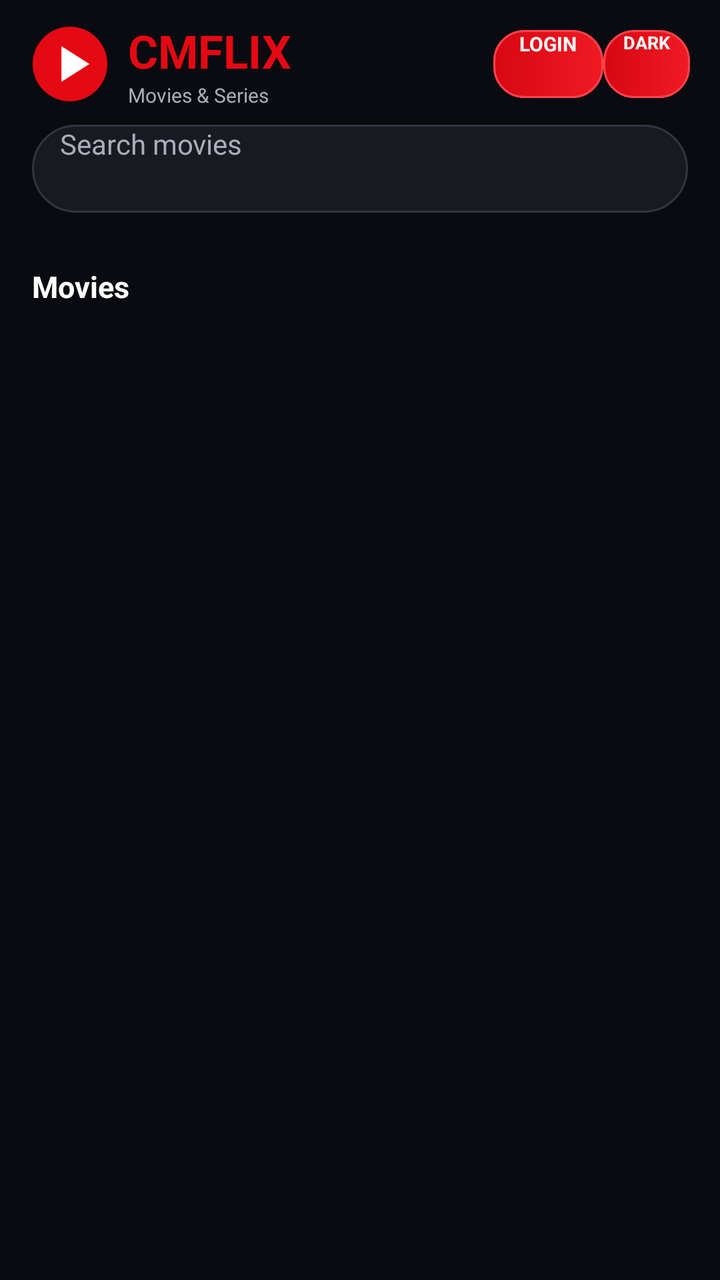
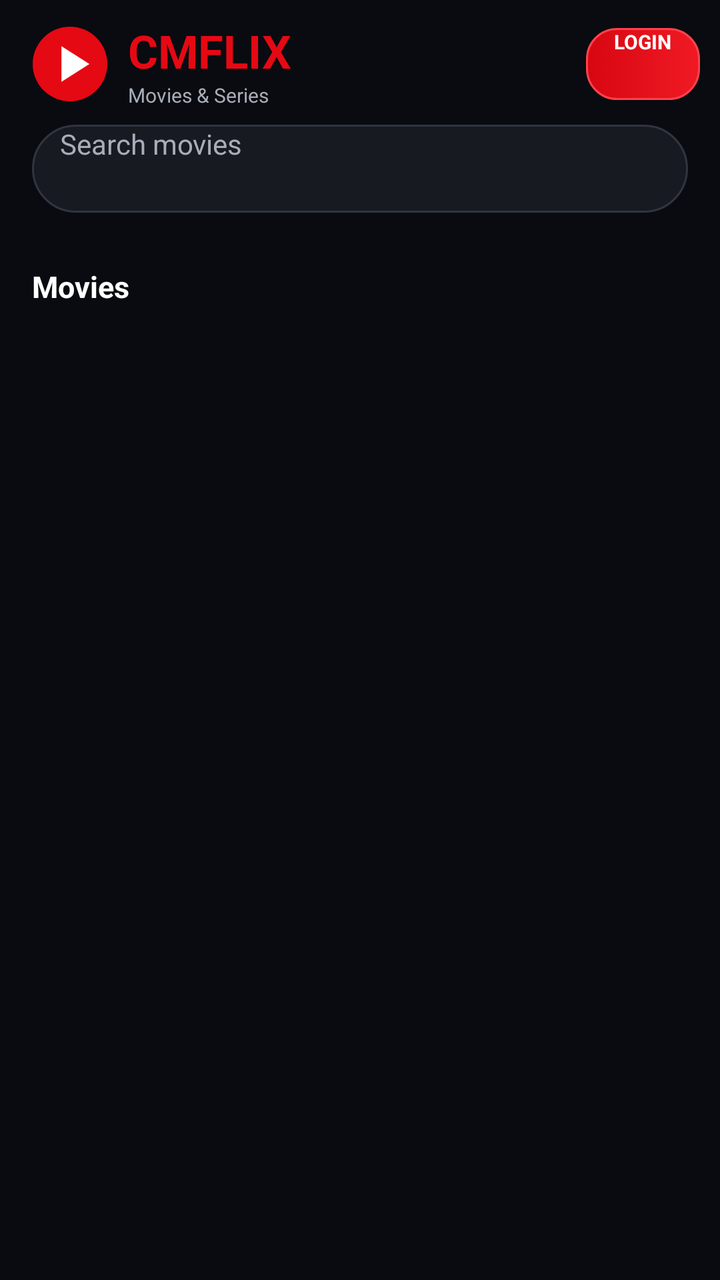

Compare the two renders of this Android layout. The source of the first and the diff that turns it into the second are given below.
<!-- AndroidManifest.xml: activity theme Theme.CMFLIXNative.Starting -->
<!-- res/layout/activity_main.xml -->
<?xml version="1.0" encoding="utf-8"?>
<LinearLayout
    xmlns:android="http://schemas.android.com/apk/res/android"
    android:layout_width="match_parent"
    android:layout_height="match_parent"
    android:background="@color/dark_bg"
    android:orientation="vertical">

    <LinearLayout
        android:layout_width="match_parent"
        android:layout_height="wrap_content"
        android:gravity="center_vertical"
        android:orientation="horizontal"
        android:paddingStart="14dp"
        android:paddingTop="10dp"
        android:paddingEnd="10dp"
        android:paddingBottom="8dp">

        <ImageView
            android:layout_width="42dp"
            android:layout_height="42dp"
            android:contentDescription="@string/app_name"
            android:src="@drawable/ic_cmflix_logo" />

        <LinearLayout
            android:layout_width="0dp"
            android:layout_height="wrap_content"
            android:layout_marginStart="8dp"
            android:layout_weight="1"
            android:orientation="vertical">

            <TextView
                android:id="@+id/titleText"
                android:layout_width="wrap_content"
                android:layout_height="wrap_content"
                android:text="CMFLIX"
                android:textColor="@color/brand_red"
                android:textSize="23sp"
                android:textStyle="bold" />

            <TextView
                android:layout_width="wrap_content"
                android:layout_height="wrap_content"
                android:text="Movies &amp; Series"
                android:textColor="@color/gray_text"
                android:textSize="10sp" />

        </LinearLayout>

        <Button
    android:id="@+id/accountButton"
    android:layout_width="wrap_content"
    android:layout_height="34dp"
    android:background="@drawable/account_badge_bg"
    android:backgroundTint="@null"
    android:minHeight="0dp"
    android:minWidth="0dp"
    android:paddingStart="13dp"
    android:paddingEnd="13dp"
    android:text="LOGIN"
    android:textAllCaps="false"
    android:textColor="@color/white"
    android:textSize="10sp"
    android:textStyle="bold" />

<Button
    android:id="@+id/themeButton"
    android:layout_width="wrap_content"
    android:layout_height="34dp"
    android:layout_marginEnd="5dp"
    android:background="@drawable/account_badge_bg"
    android:minHeight="0dp"
    android:minWidth="0dp"
    android:paddingStart="10dp"
    android:paddingEnd="10dp"
    android:text="DARK"
    android:textAllCaps="false"
    android:textColor="@color/white"
    android:textSize="9sp"
    android:textStyle="bold" />

        
        <Button
    android:id="@+id/premiumButton"
    android:layout_width="wrap_content"
    android:layout_height="30dp"
    android:layout_marginStart="5dp"
    android:background="@drawable/vip_badge_bg"
    android:clickable="true"
    android:focusable="true"
    android:minHeight="0dp"
    android:minWidth="0dp"
    android:paddingStart="8dp"
    android:paddingEnd="8dp"
    android:text="P-0Day"
    android:textAllCaps="false"
    android:textColor="#FFF4C5"
    android:textSize="9sp"
    android:textStyle="bold"
    android:visibility="gone" />


    </LinearLayout>

    <EditText
    android:id="@+id/searchInput"
    android:layout_width="match_parent"
    android:layout_height="44dp"
    android:layout_marginStart="16dp"
    android:layout_marginEnd="16dp"
    android:layout_marginBottom="6dp"
    android:background="@drawable/search_bg"
    android:hint="Search movies"
    android:imeOptions="actionSearch"
    android:inputType="text"
    android:maxLength="50"
    android:maxLines="1"
    android:paddingStart="14dp"
    android:paddingEnd="14dp"
    android:singleLine="true"
    android:textColor="@color/white"
    android:textColorHint="@color/gray_text"
    android:textSize="14sp" />

<LinearLayout
    android:id="@+id/searchHistoryRow"
    android:layout_width="match_parent"
    android:layout_height="wrap_content"
    android:gravity="center_vertical"
    android:orientation="horizontal"
    android:paddingStart="16dp"
    android:paddingEnd="12dp"
    android:paddingBottom="6dp"
    android:visibility="gone">

    <HorizontalScrollView
        android:layout_width="0dp"
        android:layout_height="wrap_content"
        android:layout_weight="1"
        android:scrollbars="none">

        <LinearLayout
            android:id="@+id/searchHistoryContainer"
            android:layout_width="wrap_content"
            android:layout_height="wrap_content"
            android:orientation="horizontal" />

    </HorizontalScrollView>

    <TextView
        android:id="@+id/clearSearchHistoryButton"
        android:layout_width="wrap_content"
        android:layout_height="36dp"
        android:gravity="center"
        android:paddingStart="10dp"
        android:paddingEnd="4dp"
        android:text="CLEAR"
        android:textColor="@color/brand_red"
        android:textSize="11sp"
        android:textStyle="bold" />

</LinearLayout>

    
    <HorizontalScrollView
    android:layout_width="match_parent"
    android:layout_height="wrap_content"
    android:fillViewport="false"
    android:scrollbars="none">

    <LinearLayout
        android:id="@+id/categoryBar"
        android:layout_width="wrap_content"
        android:layout_height="wrap_content"
        android:gravity="center_vertical"
        android:orientation="horizontal"
        android:paddingStart="10dp"
        android:paddingTop="5dp"
        android:paddingEnd="10dp"
        android:paddingBottom="7dp" />

</HorizontalScrollView>

<LinearLayout
    android:layout_width="match_parent"
    android:layout_height="38dp"
    android:gravity="center_vertical"
    android:orientation="horizontal"
    android:paddingStart="16dp"
    android:paddingEnd="16dp">

    <TextView
        android:id="@+id/sectionTitle"
        android:layout_width="0dp"
        android:layout_height="wrap_content"
        android:layout_weight="1"
        android:text="Movies"
        android:textColor="@color/white"
        android:textSize="15sp"
        android:textStyle="bold" />

    <TextView
        android:id="@+id/localClearButton"
        android:layout_width="wrap_content"
        android:layout_height="match_parent"
        android:gravity="center"
        android:paddingStart="12dp"
        android:text="CLEAR"
        android:textColor="@color/brand_red"
        android:textSize="11sp"
        android:textStyle="bold"
        android:visibility="gone" />

</LinearLayout>


    <FrameLayout
        android:layout_width="match_parent"
        android:layout_height="0dp"
        android:layout_weight="1">

        <androidx.recyclerview.widget.RecyclerView
            android:id="@+id/recycler"
            android:layout_width="match_parent"
            android:layout_height="match_parent"
            android:clipToPadding="false"
            android:overScrollMode="never"
            android:paddingStart="7dp"
            android:paddingTop="2dp"
            android:paddingEnd="7dp"
            android:paddingBottom="24dp"
            android:scrollbars="none" />

        <TextView
            android:id="@+id/errorText"
            android:layout_width="match_parent"
            android:layout_height="wrap_content"
            android:layout_gravity="center"
            android:gravity="center"
            android:padding="24dp"
            android:textColor="@color/gray_text"
            android:textSize="14sp"
            android:visibility="gone" />

        <ProgressBar
            android:id="@+id/progress"
            android:layout_width="44dp"
            android:layout_height="44dp"
            android:layout_gravity="bottom|center_horizontal"
            android:layout_marginBottom="18dp"
            android:visibility="gone" />

    </FrameLayout>

</LinearLayout>
<!-- resources referenced by this layout -->
<resources>
  <color name="brand_red">#E50914</color>
  <color name="dark_bg">#090B10</color>
  <color name="gray_text">#A8ADB8</color>
  <color name="white">#FFFFFF</color>
  <!-- drawable account_badge_bg (drawable) -->
  <?xml version="1.0" encoding="utf-8"?>
  <selector
      xmlns:android="http://schemas.android.com/apk/res/android">
  
      <item android:state_pressed="true">
          <shape android:shape="rectangle">
  
              <gradient
                  android:angle="0"
                  android:startColor="#B80610"
                  android:endColor="#D10A14" />
  
              <corners android:radius="15dp" />
  
              <stroke
                  android:width="1dp"
                  android:color="#FF5A62" />
  
          </shape>
      </item>
  
      <item>
          <shape android:shape="rectangle">
  
              <gradient
                  android:angle="0"
                  android:startColor="#D70712"
                  android:endColor="#F01A24" />
  
              <corners android:radius="15dp" />
  
              <stroke
                  android:width="1dp"
                  android:color="#FF424C" />
  
          </shape>
      </item>
  
  </selector>
  <!-- drawable ic_cmflix_logo (drawable) -->
  <?xml version="1.0" encoding="utf-8"?>
  <vector
      xmlns:android="http://schemas.android.com/apk/res/android"
      android:width="108dp"
      android:height="108dp"
      android:viewportWidth="108"
      android:viewportHeight="108">
  
      <path
          android:fillColor="#E50914"
          android:pathData="M54,6A48,48 0,1 0,54 102A48,48 0,1 0,54 6" />
  
      <path
          android:fillColor="#FFFFFF"
          android:pathData="M43,31 L43,77 L79,54 Z" />
  
  </vector>
  <!-- drawable search_bg (drawable) -->
  <?xml version="1.0" encoding="utf-8"?>
  <shape
      xmlns:android="http://schemas.android.com/apk/res/android"
      android:shape="rectangle">
  
      <solid android:color="#171A21" />
  
      <corners android:radius="22dp" />
  
      <stroke
          android:width="1dp"
          android:color="#303540" />
  
  </shape>
  <!-- drawable vip_badge_bg (drawable) -->
  <?xml version="1.0" encoding="utf-8"?>
  <shape
      xmlns:android="http://schemas.android.com/apk/res/android"
      android:shape="rectangle">
  
      <gradient
          android:angle="0"
          android:startColor="#E50914"
          android:endColor="#FF4B2B" />
  
      <corners android:radius="20dp" />
  
      <stroke
          android:width="1dp"
          android:color="#99FFFFFF" />
  
  </shape>
  <string name="app_name">CMFLIX</string>
  <style name="Theme.CMFLIXNative.Starting" parent="Theme.SplashScreen">
  
          <item name="windowSplashScreenBackground">
              @color/dark_bg
          </item>
  
          <item name="windowSplashScreenAnimatedIcon">
              @drawable/ic_cmflix_logo
          </item>
  
          <item name="windowSplashScreenIconBackgroundColor">
              @color/dark_bg
          </item>
  
          <item name="postSplashScreenTheme">
              @style/Theme.CMFLIXNative
          </item>
      </style>
  <style name="Theme.CMFLIXNative" parent="Theme.AppCompat.DayNight.NoActionBar">
  
          <item name="android:fontFamily">sans</item>
          <item name="android:windowActionModeOverlay">true</item>
          <item name="android:colorAccent">@color/white</item>
          <item name="android:navigationBarColor">@color/black</item>
          <item name="android:statusBarColor">@color/black</item>
          <item name="android:windowLightStatusBar">false</item>
          <item name="android:windowBackground">@color/dark_bg</item>
      </style>
  <color name="black">#000000</color>
</resources>

<!-- the commit's change to res/layout/activity_main.xml (unified diff, before → after) -->
@@ -48,56 +48,44 @@
         </LinearLayout>
 
         <Button
-    android:id="@+id/accountButton"
-    android:layout_width="wrap_content"
-    android:layout_height="34dp"
-    android:background="@drawable/account_badge_bg"
-    android:backgroundTint="@null"
-    android:minHeight="0dp"
-    android:minWidth="0dp"
-    android:paddingStart="13dp"
-    android:paddingEnd="13dp"
-    android:text="LOGIN"
-    android:textAllCaps="false"
-    android:textColor="@color/white"
-    android:textSize="10sp"
-    android:textStyle="bold" />
-
-<Button
-    android:id="@+id/themeButton"
-    android:layout_width="wrap_content"
-    android:layout_height="34dp"
-    android:layout_marginEnd="5dp"
-    android:background="@drawable/account_badge_bg"
-    android:minHeight="0dp"
-    android:minWidth="0dp"
-    android:paddingStart="10dp"
-    android:paddingEnd="10dp"
-    android:text="DARK"
-    android:textAllCaps="false"
-    android:textColor="@color/white"
-    android:textSize="9sp"
-    android:textStyle="bold" />
-
-        
+            android:id="@+id/accountButton"
+            android:layout_width="wrap_content"
+            android:layout_height="36dp"
+            android:maxWidth="118dp"
+            android:background="@drawable/account_badge_bg"
+            android:backgroundTint="@null"
+            android:ellipsize="end"
+            android:minHeight="0dp"
+            android:minWidth="0dp"
+            android:paddingStart="14dp"
+            android:paddingEnd="14dp"
+            android:singleLine="true"
+            android:text="LOGIN"
+            android:textAllCaps="false"
+            android:textColor="@color/white"
+            android:textSize="10sp"
+            android:textStyle="bold" />
+
         <Button
-    android:id="@+id/premiumButton"
-    android:layout_width="wrap_content"
-    android:layout_height="30dp"
-    android:layout_marginStart="5dp"
-    android:background="@drawable/vip_badge_bg"
-    android:clickable="true"
-    android:focusable="true"
-    android:minHeight="0dp"
-    android:minWidth="0dp"
-    android:paddingStart="8dp"
-    android:paddingEnd="8dp"
-    android:text="P-0Day"
-    android:textAllCaps="false"
-    android:textColor="#FFF4C5"
-    android:textSize="9sp"
-    android:textStyle="bold"
-    android:visibility="gone" />
+            android:id="@+id/premiumButton"
+            android:layout_width="wrap_content"
+            android:layout_height="36dp"
+            android:layout_marginStart="8dp"
+            android:background="@drawable/vip_badge_bg"
+            android:backgroundTint="@null"
+            android:clickable="true"
+            android:focusable="true"
+            android:minHeight="0dp"
+            android:minWidth="72dp"
+            android:paddingStart="12dp"
+            android:paddingEnd="12dp"
+            android:singleLine="true"
+            android:text="P-0Day"
+            android:textAllCaps="false"
+            android:textColor="#FFF4C5"
+            android:textSize="10sp"
+            android:textStyle="bold"
+            android:visibility="gone" />
 
 
     </LinearLayout>
